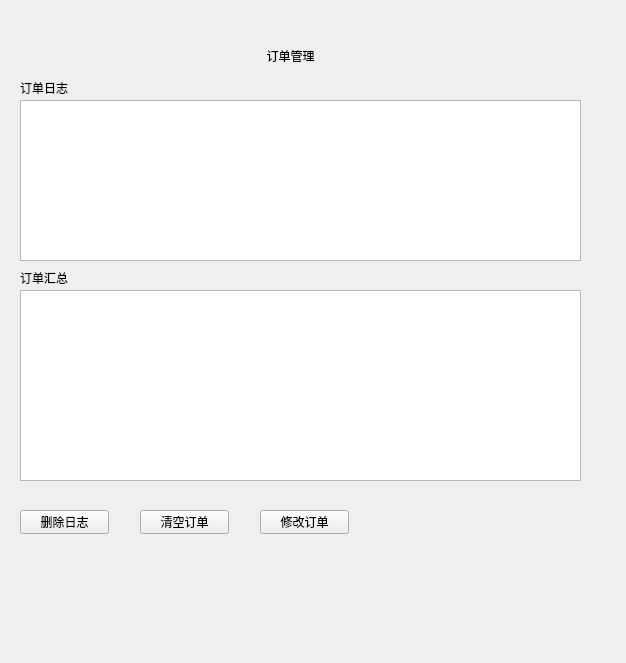
First picture: the form in management.ui, repository ClarkKenty/QT-C-, before the edit.
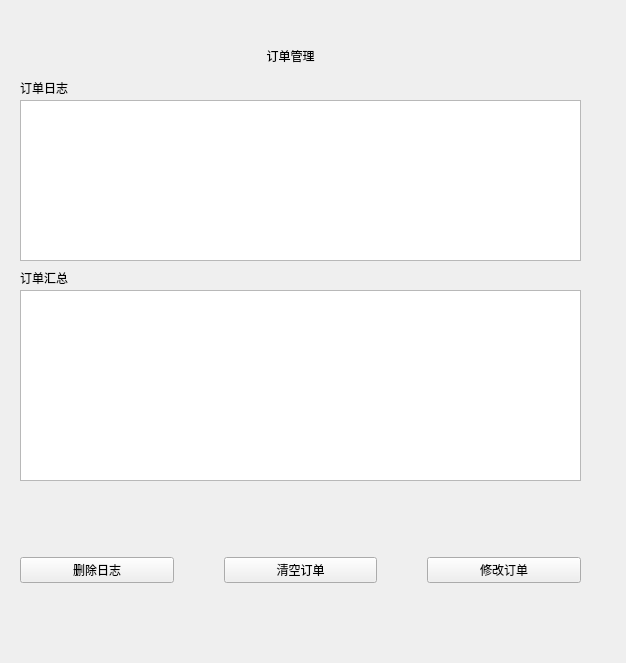
Second picture: the form after the edit.

The edit to the form file:
```diff
--- a/management.ui
+++ b/management.ui
@@ -93,44 +93,44 @@
 &lt;p style=&quot;-qt-paragraph-type:empty; margin-top:0px; margin-bottom:0px; margin-left:0px; margin-right:0px; -qt-block-indent:0; text-indent:0px;&quot;&gt;&lt;br /&gt;&lt;/p&gt;&lt;/body&gt;&lt;/html&gt;</string>
    </property>
   </widget>
-  <widget class="QPushButton" name="pushButton">
-   <property name="geometry">
-    <rect>
-     <x>140</x>
-     <y>510</y>
-     <width>89</width>
-     <height>24</height>
-    </rect>
-   </property>
-   <property name="text">
-    <string>清空订单</string>
-   </property>
-  </widget>
-  <widget class="QPushButton" name="pushButton_2">
+  <widget class="QWidget" name="">
    <property name="geometry">
     <rect>
      <x>20</x>
-     <y>510</y>
-     <width>89</width>
-     <height>24</height>
+     <y>500</y>
+     <width>561</width>
+     <height>141</height>
     </rect>
    </property>
+   <layout class="QHBoxLayout" name="horizontalLayout">
+    <property name="spacing">
+     <number>50</number>
+    </property>
+    <property name="sizeConstraint">
+     <enum>QLayout::SetDefaultConstraint</enum>
+    </property>
+    <item>
+     <widget class="QPushButton" name="pushButton_2">
    <property name="text">
     <string>删除日志</string>
    </property>
   </widget>
+    </item>
+    <item>
+     <widget class="QPushButton" name="pushButton">
+      <property name="text">
+       <string>清空订单</string>
+      </property>
+     </widget>
+    </item>
+    <item>
   <widget class="QPushButton" name="pushButton_3">
-   <property name="geometry">
-    <rect>
-     <x>260</x>
-     <y>510</y>
-     <width>89</width>
-     <height>24</height>
-    </rect>
-   </property>
    <property name="text">
     <string>修改订单</string>
    </property>
+     </widget>
+    </item>
+   </layout>
   </widget>
  </widget>
  <resources/>
```
Lines whose indentation alone changed are shown as unchanged.
